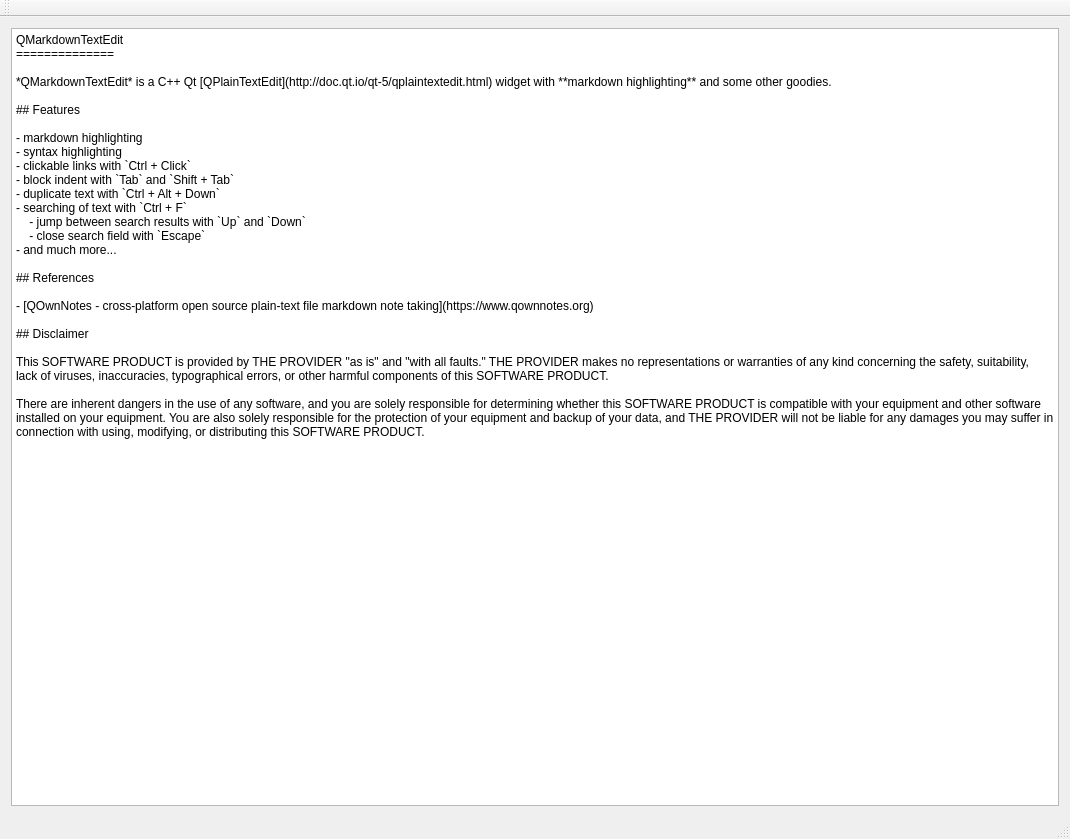
This is mainwindow.ui in pbek/qmarkdowntextedit as Qt 5 draws it before an edit. The edited form follows.
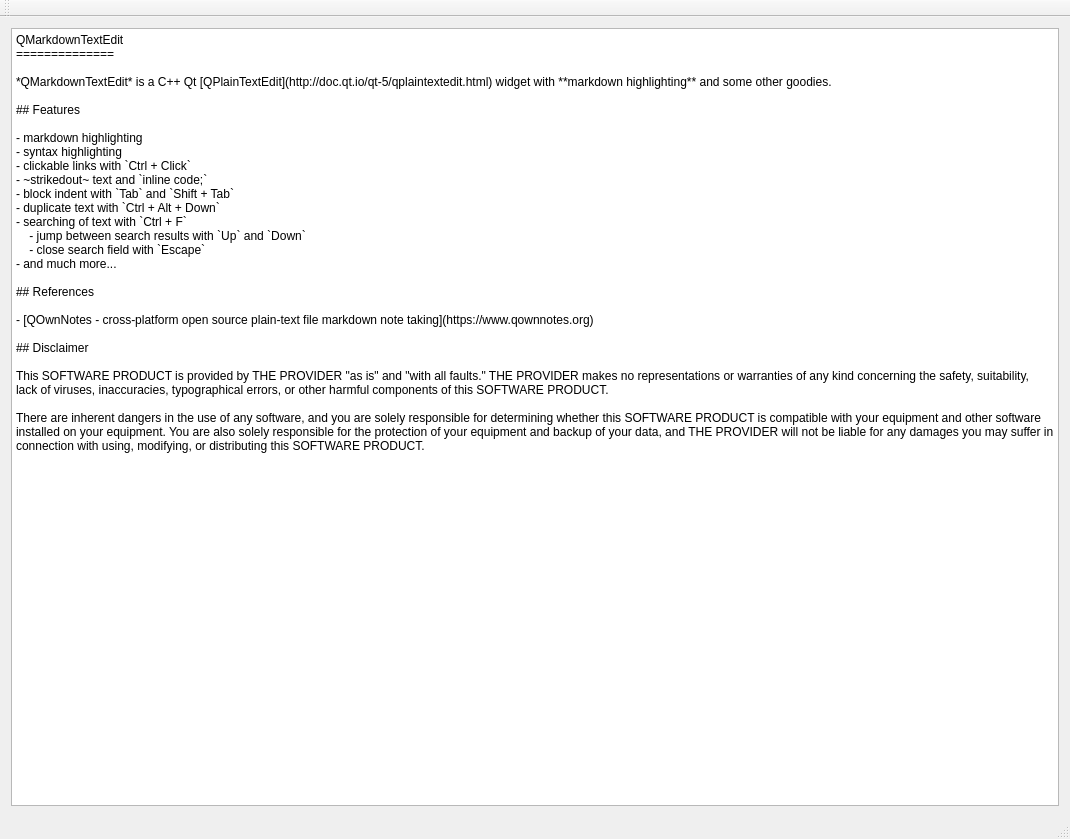
This is the edited form. Custom widgets are drawn as their Qt base class.

Commit message:
Fix inline-code and strikeout highlighting
When inline-code and strikeout highlighting are used in a line, one of
the markdown element type is not highlighted at all. This change fixes
this.

The edit to the form file:
```diff
--- a/mainwindow.ui
+++ b/mainwindow.ui
@@ -28,6 +28,7 @@
 - markdown highlighting
 - syntax highlighting
 - clickable links with `Ctrl + Click`
+- ~strikedout~ text and `inline code;`
 - block indent with `Tab` and `Shift + Tab`
 - duplicate text with `Ctrl + Alt + Down`
 - searching of text with `Ctrl + F`
```
The commit also changes 1 other file.
